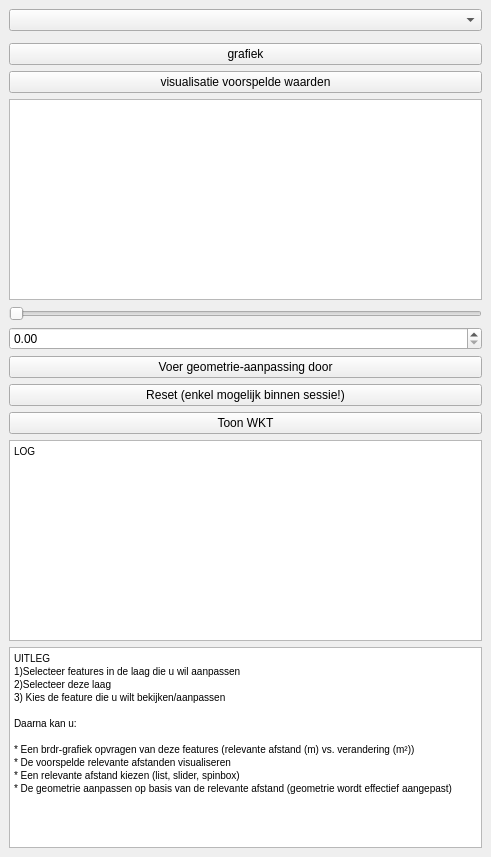
OnroerendErfgoed/brdrQ, file plugin/brdrq/brdrq_dockwidget.ui: the form before one commit.
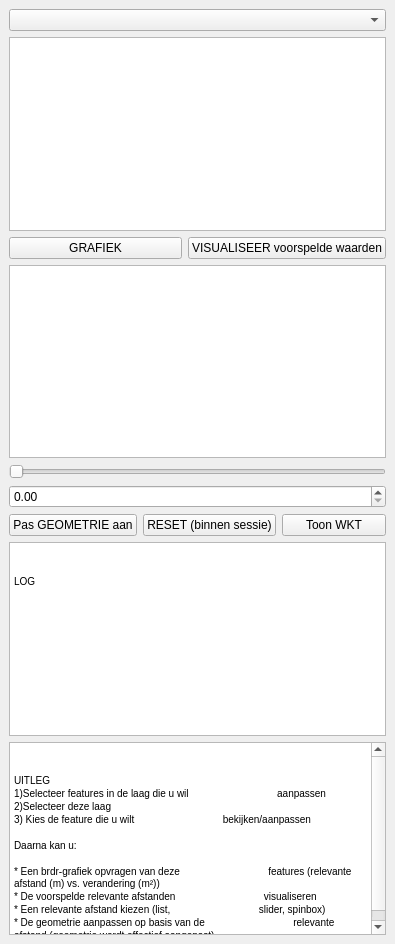
The form after the commit. Custom widgets are drawn as their Qt base class.

```diff
--- a/plugin/brdrq/brdrq_dockwidget.ui
+++ b/plugin/brdrq/brdrq_dockwidget.ui
@@ -6,8 +6,8 @@
    <rect>
     <x>0</x>
     <y>0</y>
-    <width>491</width>
-    <height>857</height>
+                <width>395</width>
+                <height>944</height>
    </rect>
   </property>
   <property name="windowTitle">
@@ -15,90 +15,30 @@
   </property>
   <widget class="QWidget" name="dockWidgetContents">
    <layout class="QGridLayout" name="gridLayout">
-    <item row="15" column="1">
-     <widget class="QTextEdit" name="textEdit_output">
-      <property name="html">
-       <string>&lt;!DOCTYPE HTML PUBLIC &quot;-//W3C//DTD HTML 4.0//EN&quot; &quot;http://www.w3.org/TR/REC-html40/strict.dtd&quot;&gt;
-&lt;html&gt;&lt;head&gt;&lt;meta name=&quot;qrichtext&quot; content=&quot;1&quot; /&gt;&lt;style type=&quot;text/css&quot;&gt;
-p, li { white-space: pre-wrap; }
-&lt;/style&gt;&lt;/head&gt;&lt;body style=&quot; font-family:'MS Shell Dlg 2'; font-size:7.8pt; font-weight:400; font-style:normal;&quot;&gt;
-&lt;p style=&quot; margin-top:0px; margin-bottom:0px; margin-left:0px; margin-right:0px; -qt-block-indent:0; text-indent:0px;&quot;&gt;LOG&lt;/p&gt;&lt;/body&gt;&lt;/html&gt;</string>
-      </property>
-     </widget>
-    </item>
-    <item row="4" column="1">
-     <widget class="QgsFeaturePickerWidget" name="mFeaturePickerWidget">
-      <property name="displayExpression">
-       <string>aanduid_id</string>
-      </property>
-     </widget>
-    </item>
-    <item row="1" column="1">
-     <widget class="QgsMapLayerComboBox" name="mMapLayerComboBox"/>
-    </item>
-    <item row="6" column="1">
-     <widget class="QPushButton" name="pushButton_grafiek">
-      <property name="text">
-       <string>grafiek</string>
-      </property>
-     </widget>
-    </item>
-    <item row="7" column="1">
-     <widget class="QPushButton" name="pushButton_visualisatie">
-      <property name="text">
-       <string>visualisatie voorspelde waarden</string>
-      </property>
-     </widget>
-    </item>
-    <item row="12" column="1">
-     <widget class="QPushButton" name="pushButton_save">
-      <property name="text">
-       <string>Voer geometrie-aanpassing door</string>
-      </property>
-     </widget>
-    </item>
-    <item row="10" column="1">
-     <widget class="QDoubleSpinBox" name="doubleSpinBox"/>
-    </item>
-    <item row="8" column="1">
-     <widget class="QListWidget" name="listWidget"/>
-    </item>
-    <item row="13" column="1">
-     <widget class="QPushButton" name="pushButton_reset">
-      <property name="text">
-       <string>Reset (enkel mogelijk binnen sessie!)</string>
-      </property>
-     </widget>
-    </item>
-    <item row="9" column="1">
+                <item row="17" column="1">
      <widget class="QSlider" name="horizontalSlider">
       <property name="orientation">
        <enum>Qt::Horizontal</enum>
       </property>
      </widget>
     </item>
-    <item row="16" column="1">
-     <widget class="QTextBrowser" name="textBrowser">
-      <property name="html">
-       <string>&lt;!DOCTYPE HTML PUBLIC &quot;-//W3C//DTD HTML 4.0//EN&quot; &quot;http://www.w3.org/TR/REC-html40/strict.dtd&quot;&gt;
-&lt;html&gt;&lt;head&gt;&lt;meta name=&quot;qrichtext&quot; content=&quot;1&quot; /&gt;&lt;style type=&quot;text/css&quot;&gt;
-p, li { white-space: pre-wrap; }
-&lt;/style&gt;&lt;/head&gt;&lt;body style=&quot; font-family:'MS Shell Dlg 2'; font-size:7.8pt; font-weight:400; font-style:normal;&quot;&gt;
-&lt;p style=&quot; margin-top:0px; margin-bottom:0px; margin-left:0px; margin-right:0px; -qt-block-indent:0; text-indent:0px;&quot;&gt;UITLEG&lt;/p&gt;
-&lt;p style=&quot; margin-top:0px; margin-bottom:0px; margin-left:0px; margin-right:0px; -qt-block-indent:0; text-indent:0px;&quot;&gt;1)Selecteer features in de laag die u wil aanpassen&lt;/p&gt;
-&lt;p style=&quot; margin-top:0px; margin-bottom:0px; margin-left:0px; margin-right:0px; -qt-block-indent:0; text-indent:0px;&quot;&gt;2)Selecteer deze laag&lt;/p&gt;
-&lt;p style=&quot; margin-top:0px; margin-bottom:0px; margin-left:0px; margin-right:0px; -qt-block-indent:0; text-indent:0px;&quot;&gt;3) Kies de feature die u wilt bekijken/aanpassen&lt;/p&gt;
-&lt;p style=&quot;-qt-paragraph-type:empty; margin-top:0px; margin-bottom:0px; margin-left:0px; margin-right:0px; -qt-block-indent:0; text-indent:0px;&quot;&gt;&lt;br /&gt;&lt;/p&gt;
-&lt;p style=&quot; margin-top:0px; margin-bottom:0px; margin-left:0px; margin-right:0px; -qt-block-indent:0; text-indent:0px;&quot;&gt;Daarna kan u:&lt;/p&gt;
-&lt;p style=&quot;-qt-paragraph-type:empty; margin-top:0px; margin-bottom:0px; margin-left:0px; margin-right:0px; -qt-block-indent:0; text-indent:0px;&quot;&gt;&lt;br /&gt;&lt;/p&gt;
-&lt;p style=&quot; margin-top:0px; margin-bottom:0px; margin-left:0px; margin-right:0px; -qt-block-indent:0; text-indent:0px;&quot;&gt;* Een brdr-grafiek opvragen van deze features (relevante afstand (m) vs. verandering (m²))&lt;/p&gt;
-&lt;p style=&quot; margin-top:0px; margin-bottom:0px; margin-left:0px; margin-right:0px; -qt-block-indent:0; text-indent:0px;&quot;&gt;* De voorspelde relevante afstanden visualiseren&lt;/p&gt;
-&lt;p style=&quot; margin-top:0px; margin-bottom:0px; margin-left:0px; margin-right:0px; -qt-block-indent:0; text-indent:0px;&quot;&gt;* Een relevante afstand kiezen (list, slider, spinbox)&lt;/p&gt;
-&lt;p style=&quot; margin-top:0px; margin-bottom:0px; margin-left:0px; margin-right:0px; -qt-block-indent:0; text-indent:0px;&quot;&gt;* De geometrie aanpassen op basis van de relevante afstand (geometrie wordt effectief aangepast)&lt;/p&gt;&lt;/body&gt;&lt;/html&gt;</string>
+                <item row="19" column="1">
+                    <layout class="QHBoxLayout" name="horizontalLayout_2">
+                        <item>
+                            <widget class="QPushButton" name="pushButton_save">
+                                <property name="text">
+                                    <string>Pas GEOMETRIE aan</string>
       </property>
      </widget>
     </item>
-    <item row="14" column="1">
+                        <item>
+                            <widget class="QPushButton" name="pushButton_reset">
+                                <property name="text">
+                                    <string>RESET (binnen sessie)</string>
+                                </property>
+                            </widget>
+                        </item>
+                        <item>
      <widget class="QPushButton" name="pushButton_wkt">
       <property name="text">
        <string>Toon WKT</string>
@@ -106,14 +46,99 @@
      </widget>
     </item>
    </layout>
+                </item>
+                <item row="16" column="1">
+                    <widget class="QListWidget" name="listWidget_predictions"/>
+                </item>
+                <item row="18" column="1">
+                    <widget class="QDoubleSpinBox" name="doubleSpinBox"/>
+                </item>
+                <item row="9" column="1">
+                    <layout class="QHBoxLayout" name="horizontalLayout">
+                        <item>
+                            <widget class="QPushButton" name="pushButton_grafiek">
+                                <property name="text">
+                                    <string>GRAFIEK</string>
+                                </property>
+                            </widget>
+                        </item>
+                        <item>
+                            <widget class="QPushButton" name="pushButton_visualisatie">
+                                <property name="text">
+                                    <string>VISUALISEER voorspelde waarden</string>
+                                </property>
+                            </widget>
+                        </item>
+                    </layout>
+                </item>
+                <item row="2" column="1">
+                    <widget class="QgsMapLayerComboBox" name="mMapLayerComboBox"/>
+                </item>
+                <item row="8" column="1">
+                    <widget class="QListWidget" name="listWidget_features"/>
+                </item>
+                <item row="23" column="1">
+                    <widget class="QTextBrowser" name="textBrowser">
+                        <property name="html">
+                            <string>&lt;!DOCTYPE HTML PUBLIC &quot;-//W3C//DTD HTML 4.0//EN&quot; &quot;http://www.w3.org/TR/REC-html40/strict.dtd&quot;&gt;
+                                &lt;html&gt;&lt;head&gt;&lt;meta name=&quot;qrichtext&quot; content=&quot;1&quot; /&gt;&lt;style
+                                type=&quot;text/css&quot;&gt;
+                                p, li { white-space: pre-wrap; }
+                                &lt;/style&gt;&lt;/head&gt;&lt;body style=&quot; font-family:'MS Shell Dlg 2';
+                                font-size:7.8pt; font-weight:400; font-style:normal;&quot;&gt;
+                                &lt;p style=&quot; margin-top:0px; margin-bottom:0px; margin-left:0px; margin-right:0px;
+                                -qt-block-indent:0; text-indent:0px;&quot;&gt;UITLEG&lt;/p&gt;
+                                &lt;p style=&quot; margin-top:0px; margin-bottom:0px; margin-left:0px; margin-right:0px;
+                                -qt-block-indent:0; text-indent:0px;&quot;&gt;1)Selecteer features in de laag die u wil
+                                aanpassen&lt;/p&gt;
+                                &lt;p style=&quot; margin-top:0px; margin-bottom:0px; margin-left:0px; margin-right:0px;
+                                -qt-block-indent:0; text-indent:0px;&quot;&gt;2)Selecteer deze laag&lt;/p&gt;
+                                &lt;p style=&quot; margin-top:0px; margin-bottom:0px; margin-left:0px; margin-right:0px;
+                                -qt-block-indent:0; text-indent:0px;&quot;&gt;3) Kies de feature die u wilt
+                                bekijken/aanpassen&lt;/p&gt;
+                                &lt;p style=&quot;-qt-paragraph-type:empty; margin-top:0px; margin-bottom:0px;
+                                margin-left:0px; margin-right:0px; -qt-block-indent:0; text-indent:0px;&quot;&gt;&lt;br
+                                /&gt;&lt;/p&gt;
+                                &lt;p style=&quot; margin-top:0px; margin-bottom:0px; margin-left:0px; margin-right:0px;
+                                -qt-block-indent:0; text-indent:0px;&quot;&gt;Daarna kan u:&lt;/p&gt;
+                                &lt;p style=&quot;-qt-paragraph-type:empty; margin-top:0px; margin-bottom:0px;
+                                margin-left:0px; margin-right:0px; -qt-block-indent:0; text-indent:0px;&quot;&gt;&lt;br
+                                /&gt;&lt;/p&gt;
+                                &lt;p style=&quot; margin-top:0px; margin-bottom:0px; margin-left:0px; margin-right:0px;
+                                -qt-block-indent:0; text-indent:0px;&quot;&gt;* Een brdr-grafiek opvragen van deze
+                                features (relevante afstand (m) vs. verandering (m²))&lt;/p&gt;
+                                &lt;p style=&quot; margin-top:0px; margin-bottom:0px; margin-left:0px; margin-right:0px;
+                                -qt-block-indent:0; text-indent:0px;&quot;&gt;* De voorspelde relevante afstanden
+                                visualiseren&lt;/p&gt;
+                                &lt;p style=&quot; margin-top:0px; margin-bottom:0px; margin-left:0px; margin-right:0px;
+                                -qt-block-indent:0; text-indent:0px;&quot;&gt;* Een relevante afstand kiezen (list,
+                                slider, spinbox)&lt;/p&gt;
+                                &lt;p style=&quot; margin-top:0px; margin-bottom:0px; margin-left:0px; margin-right:0px;
+                                -qt-block-indent:0; text-indent:0px;&quot;&gt;* De geometrie aanpassen op basis van de
+                                relevante afstand (geometrie wordt effectief aangepast)&lt;/p&gt;&lt;/body&gt;&lt;/html&gt;
+                            </string>
+                        </property>
+                    </widget>
+                </item>
+                <item row="20" column="1">
+                    <widget class="QTextEdit" name="textEdit_output">
+                        <property name="html">
+                            <string>&lt;!DOCTYPE HTML PUBLIC &quot;-//W3C//DTD HTML 4.0//EN&quot; &quot;http://www.w3.org/TR/REC-html40/strict.dtd&quot;&gt;
+                                &lt;html&gt;&lt;head&gt;&lt;meta name=&quot;qrichtext&quot; content=&quot;1&quot; /&gt;&lt;style
+                                type=&quot;text/css&quot;&gt;
+                                p, li { white-space: pre-wrap; }
+                                &lt;/style&gt;&lt;/head&gt;&lt;body style=&quot; font-family:'MS Shell Dlg 2';
+                                font-size:7.8pt; font-weight:400; font-style:normal;&quot;&gt;
+                                &lt;p style=&quot; margin-top:0px; margin-bottom:0px; margin-left:0px; margin-right:0px;
+                                -qt-block-indent:0; text-indent:0px;&quot;&gt;LOG&lt;/p&gt;&lt;/body&gt;&lt;/html&gt;
+                            </string>
+                        </property>
+                    </widget>
+                </item>
+            </layout>
   </widget>
  </widget>
  <customwidgets>
-  <customwidget>
-   <class>QgsFeaturePickerWidget</class>
-   <extends>QWidget</extends>
-   <header>qgsfeaturepickerwidget.h</header>
-  </customwidget>
   <customwidget>
    <class>QgsMapLayerComboBox</class>
    <extends>QComboBox</extends>
```
Lines whose indentation alone changed are shown as unchanged.
